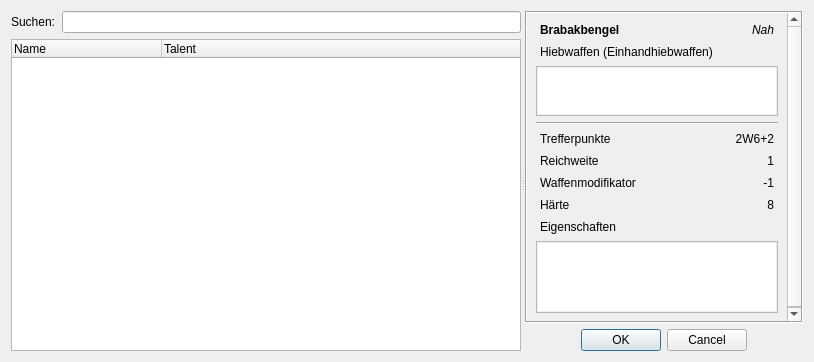
Above: designer/CharakterWaffen.ui from Aeolitus/Sephrasto before the change. Below: the same form after it.
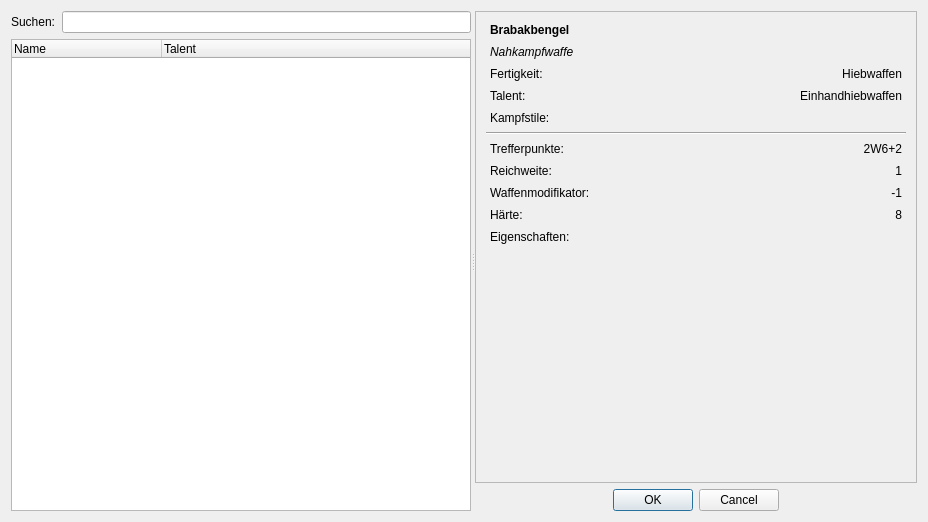
That is the form after the change.

Commit message: - Complete design overhaul (style, fonts, dialog/tab layouts) - Every window now remembers its size - Settings for charsheet, rule appending, rule size, houserule database are now stored per character. Added settings for displaying the pdf column on 'Übernatürliche Fertigkeiten' and for displaying the Finanzen Dropdown. - Weapon tab now shows the final stats for at/vt/tp - Vorteile tab now hides categories of which the character doesn't hasn't unlocked any Vorteile. - Simplified buildscript

```diff
--- a/designer/CharakterWaffen.ui
+++ b/designer/CharakterWaffen.ui
@@ -9,8 +9,8 @@
    <rect>
     <x>0</x>
     <y>0</y>
-    <width>814</width>
-    <height>362</height>
+    <width>928</width>
+    <height>522</height>
    </rect>
   </property>
   <property name="windowTitle">
@@ -25,7 +25,7 @@
      <widget class="QWidget" name="verticalLayout_2" native="true">
       <property name="sizePolicy">
        <sizepolicy hsizetype="Preferred" vsizetype="Preferred">
-        <horstretch>1</horstretch>
+        <horstretch>0</horstretch>
         <verstretch>0</verstretch>
        </sizepolicy>
       </property>
@@ -93,7 +93,7 @@
        </item>
       </layout>
      </widget>
-     <widget class="QWidget" name="">
+     <widget class="QWidget" name="layoutWidget">
       <layout class="QVBoxLayout" name="verticalLayout">
        <property name="sizeConstraint">
         <enum>QLayout::SetDefaultConstraint</enum>
@@ -116,7 +116,7 @@
           <string notr="true">padding: 1px</string>
          </property>
          <property name="frameShape">
-          <enum>QFrame::Box</enum>
+          <enum>QFrame::StyledPanel</enum>
          </property>
          <property name="widgetResizable">
           <bool>true</bool>
@@ -126,11 +126,101 @@
            <rect>
             <x>0</x>
             <y>0</y>
-            <width>275</width>
-            <height>353</height>
+            <width>449</width>
+            <height>459</height>
            </rect>
           </property>
           <layout class="QGridLayout" name="gridLayout">
+           <item row="3" column="1">
+            <widget class="QLabel" name="labelTalent">
+             <property name="text">
+              <string>Einhandhiebwaffen</string>
+             </property>
+             <property name="alignment">
+              <set>Qt::AlignRight|Qt::AlignTrailing|Qt::AlignVCenter</set>
+             </property>
+             <property name="wordWrap">
+              <bool>true</bool>
+             </property>
+            </widget>
+           </item>
+           <item row="8" column="1">
+            <widget class="QLabel" name="labelWMLZ">
+             <property name="text">
+              <string>-1</string>
+             </property>
+             <property name="alignment">
+              <set>Qt::AlignRight|Qt::AlignTrailing|Qt::AlignVCenter</set>
+             </property>
+            </widget>
+           </item>
+           <item row="11" column="0">
+            <spacer name="verticalSpacer">
+             <property name="orientation">
+              <enum>Qt::Vertical</enum>
+             </property>
+             <property name="sizeHint" stdset="0">
+              <size>
+               <width>20</width>
+               <height>40</height>
+              </size>
+             </property>
+            </spacer>
+           </item>
+           <item row="7" column="0">
+            <widget class="QLabel" name="label_4">
+             <property name="text">
+              <string>Reichweite:</string>
+             </property>
+            </widget>
+           </item>
+           <item row="5" column="0" colspan="2">
+            <widget class="Line" name="line">
+             <property name="orientation">
+              <enum>Qt::Horizontal</enum>
+             </property>
+            </widget>
+           </item>
+           <item row="2" column="1">
+            <widget class="QLabel" name="labelFert">
+             <property name="text">
+              <string>Hiebwaffen</string>
+             </property>
+             <property name="alignment">
+              <set>Qt::AlignRight|Qt::AlignTrailing|Qt::AlignVCenter</set>
+             </property>
+             <property name="wordWrap">
+              <bool>true</bool>
+             </property>
+            </widget>
+           </item>
+           <item row="7" column="1">
+            <widget class="QLabel" name="labelRW">
+             <property name="text">
+              <string>1</string>
+             </property>
+             <property name="alignment">
+              <set>Qt::AlignRight|Qt::AlignTrailing|Qt::AlignVCenter</set>
+             </property>
+            </widget>
+           </item>
+           <item row="3" column="0">
+            <widget class="QLabel" name="label_3">
+             <property name="text">
+              <string>Talent:</string>
+             </property>
+            </widget>
+           </item>
+           <item row="10" column="0" colspan="2">
+            <widget class="QLabel" name="labelEigenschaften">
+             <property name="text">
+              <string>Eigenschaften:</string>
+             </property>
+             <property name="wordWrap">
+              <bool>true</bool>
+             </property>
+            </widget>
+           </item>
            <item row="0" column="0">
             <widget class="QLabel" name="labelName">
              <property name="font">
@@ -144,42 +234,17 @@
              </property>
             </widget>
            </item>
-           <item row="0" column="1">
-            <widget class="QLabel" name="labelTyp">
-             <property name="font">
-              <font>
-               <italic>true</italic>
-              </font>
-             </property>
+           <item row="4" column="0" colspan="2">
+            <widget class="QLabel" name="labelKampfstile">
              <property name="text">
-              <string>Nah</string>
+              <string>Kampfstile:</string>
              </property>
-             <property name="alignment">
-              <set>Qt::AlignRight|Qt::AlignTrailing|Qt::AlignVCenter</set>
-             </property>
-            </widget>
-           </item>
-           <item row="2" column="0" colspan="2">
-            <widget class="QPlainTextEdit" name="plainStile">
-             <property name="maximumSize">
-              <size>
-               <width>16777215</width>
-               <height>50</height>
-              </size>
-             </property>
-             <property name="readOnly">
+             <property name="wordWrap">
               <bool>true</bool>
              </property>
             </widget>
            </item>
-           <item row="3" column="0" colspan="2">
-            <widget class="Line" name="line">
-             <property name="orientation">
-              <enum>Qt::Horizontal</enum>
-             </property>
-            </widget>
-           </item>
-           <item row="4" column="0">
+           <item row="6" column="0">
             <widget class="QLabel" name="label_2">
              <property name="font">
               <font>
@@ -188,62 +253,25 @@
               </font>
              </property>
              <property name="text">
-              <string>Trefferpunkte</string>
+              <string>Trefferpunkte:</string>
              </property>
             </widget>
            </item>
-           <item row="4" column="1">
-            <widget class="QLabel" name="labelTP">
-             <property name="text">
-              <string>2W6+2</string>
-             </property>
-             <property name="alignment">
-              <set>Qt::AlignRight|Qt::AlignTrailing|Qt::AlignVCenter</set>
-             </property>
-            </widget>
-           </item>
-           <item row="5" column="0">
-            <widget class="QLabel" name="label_4">
-             <property name="text">
-              <string>Reichweite</string>
-             </property>
-            </widget>
-           </item>
-           <item row="5" column="1">
-            <widget class="QLabel" name="labelRW">
-             <property name="text">
-              <string>1</string>
-             </property>
-             <property name="alignment">
-              <set>Qt::AlignRight|Qt::AlignTrailing|Qt::AlignVCenter</set>
-             </property>
-            </widget>
-           </item>
-           <item row="6" column="0">
+           <item row="8" column="0">
             <widget class="QLabel" name="labelWMLZ_Text">
              <property name="text">
-              <string>Waffenmodifikator</string>
+              <string>Waffenmodifikator:</string>
              </property>
             </widget>
            </item>
-           <item row="6" column="1">
-            <widget class="QLabel" name="labelWMLZ">
-             <property name="text">
-              <string>-1</string>
-             </property>
-             <property name="alignment">
-              <set>Qt::AlignRight|Qt::AlignTrailing|Qt::AlignVCenter</set>
-             </property>
-            </widget>
-           </item>
-           <item row="7" column="0">
+           <item row="9" column="0">
             <widget class="QLabel" name="label_10">
              <property name="text">
-              <string>Härte</string>
+              <string>Härte:</string>
              </property>
             </widget>
            </item>
-           <item row="7" column="1">
+           <item row="9" column="1">
             <widget class="QLabel" name="labelH">
              <property name="text">
               <string>8</string>
@@ -253,27 +281,35 @@
              </property>
             </widget>
            </item>
-           <item row="8" column="0">
-            <widget class="QLabel" name="label_12">
+           <item row="2" column="0">
+            <widget class="QLabel" name="label">
              <property name="text">
-              <string>Eigenschaften</string>
+              <string>Fertigkeit:</string>
              </property>
             </widget>
            </item>
-           <item row="9" column="0" colspan="2">
-            <widget class="QPlainTextEdit" name="plainEigenschaften">
-             <property name="readOnly">
-              <bool>true</bool>
+           <item row="6" column="1">
+            <widget class="QLabel" name="labelTP">
+             <property name="text">
+              <string>2W6+2</string>
              </property>
-             <property name="textInteractionFlags">
-              <set>Qt::TextSelectableByKeyboard|Qt::TextSelectableByMouse</set>
+             <property name="alignment">
+              <set>Qt::AlignRight|Qt::AlignTrailing|Qt::AlignVCenter</set>
              </property>
             </widget>
            </item>
            <item row="1" column="0" colspan="2">
-            <widget class="QLabel" name="labelFert">
+            <widget class="QLabel" name="labelTyp">
+             <property name="font">
+              <font>
+               <italic>true</italic>
+              </font>
+             </property>
              <property name="text">
-              <string>Hiebwaffen (Einhandhiebwaffen)</string>
+              <string>Nahkampfwaffe</string>
+             </property>
+             <property name="alignment">
+              <set>Qt::AlignLeading|Qt::AlignLeft|Qt::AlignVCenter</set>
              </property>
             </widget>
            </item>
```
Left out of the diff: 2 changed lines with no effect on the pictures. The commit also changes 106 other files.
